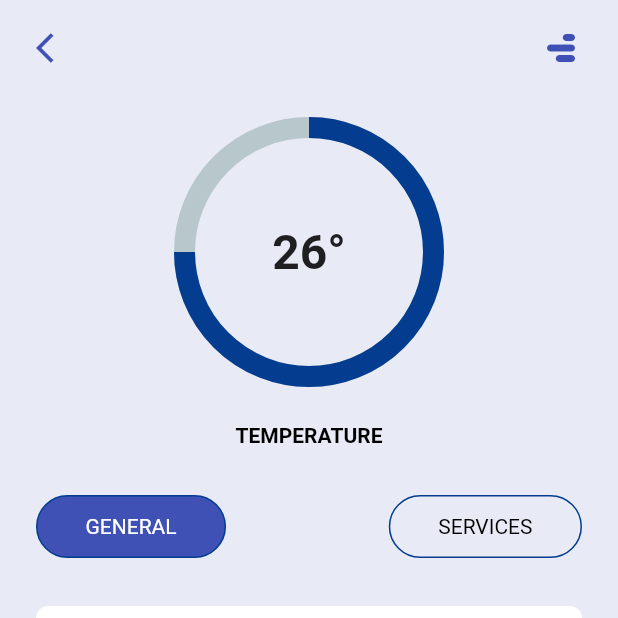
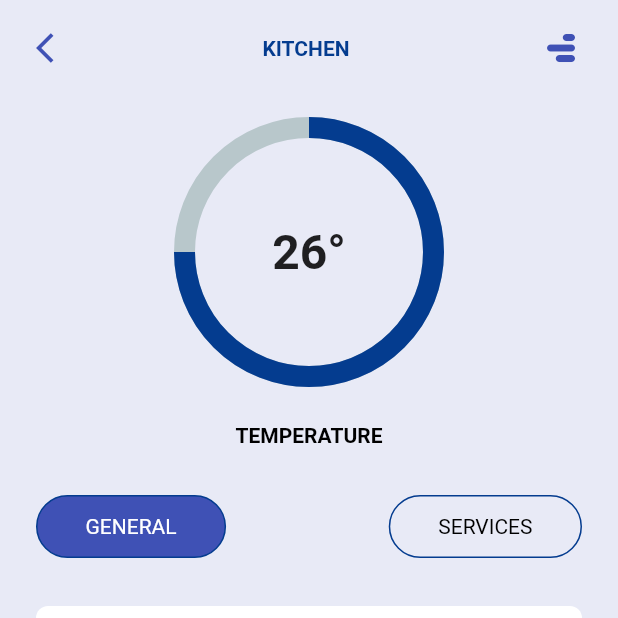
Before and after one commit to Neba-Emmanuel/veete, a Flutter app: the KitchenPage screen opened directly, on a phone screen of 412 x 824 dp, the top half of it. Run offline on Flutter 3.47's test engine with Material 2 defaults, Android fonts, the phone set to English and light mode, and no system bars; drawn by our look-alikes of percent_indicator.

Commit message:
Update kitchen.dart

```diff
--- a/lib/screens/kitchen/kitchen.dart
+++ b/lib/screens/kitchen/kitchen.dart
@@ -36,6 +36,13 @@ class _KitchenPageState extends State<KitchenPage> {
                     child: const Icon(
                       Icons.arrow_back_ios,
                       color: Colors.indigo,
+                    ),
+                  ),
+                  const Center(
+                    child: Text(
+                      'KITCHEN',
+                      style: TextStyle(
+                          fontWeight: FontWeight.bold, color: COLORS.kOriginal),
                     ),
                   ),
                   const RotatedBox(
```
